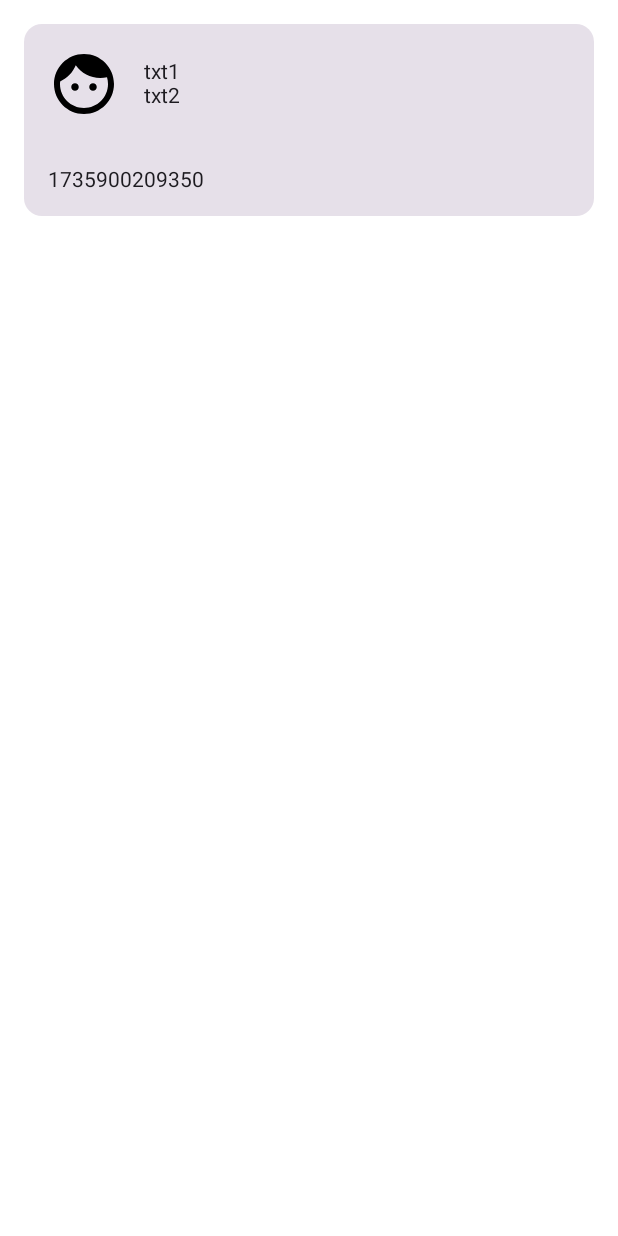
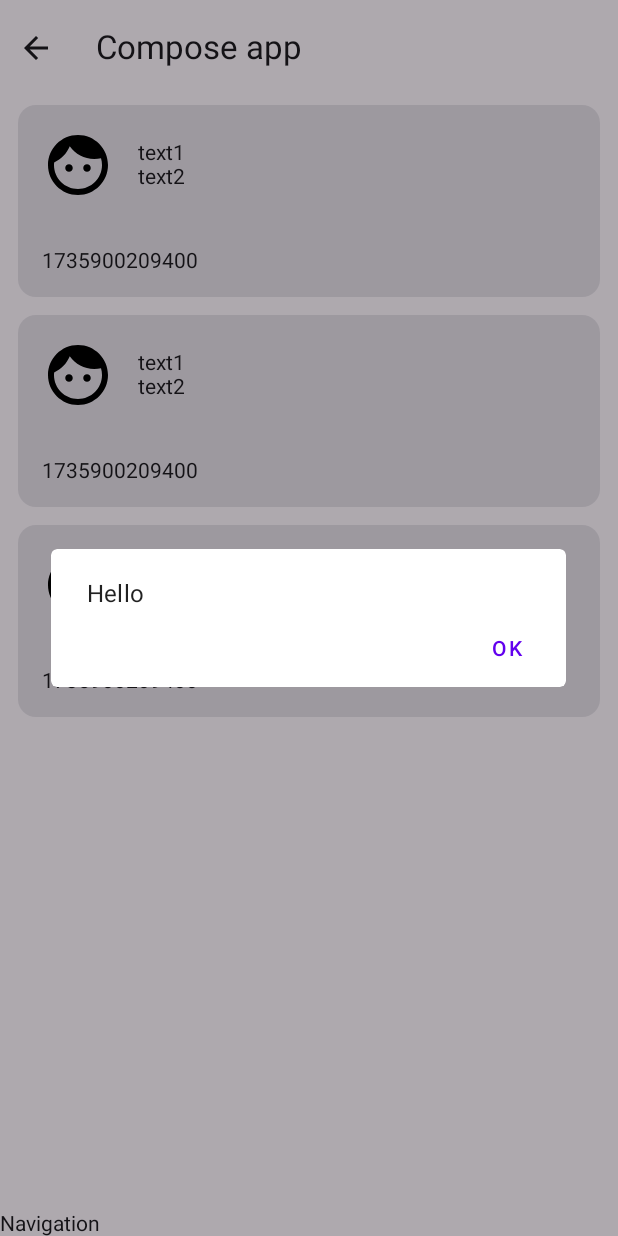
Before and after one commit to OlegQt/TestGl, an Android app built with Jetpack Compose: the screen it shows after launch (MainActivity), on a phone screen of 412 x 824 dp. Run offline under Robolectric (Android 15) with nearby library versions, the phone set to English and light mode, and no system bars.

Commit message:
Изменен дизайн: Главный вид содержит функцию Scaffold Новая разбивка по пакетам

```diff
--- a/app/src/main/java/com/testgl/presentation/activity/MainActivity.kt
+++ b/app/src/main/java/com/testgl/presentation/activity/MainActivity.kt
@@ -4,75 +4,39 @@ import android.os.Bundle
 import androidx.activity.ComponentActivity
 import androidx.activity.compose.setContent
 import androidx.activity.viewModels
-import androidx.compose.foundation.layout.Column
-import androidx.compose.foundation.layout.Row
-import androidx.compose.foundation.layout.fillMaxWidth
-import androidx.compose.foundation.layout.padding
-import androidx.compose.foundation.layout.size
-import androidx.compose.material.icons.Icons
-import androidx.compose.material.icons.filled.Face
-import androidx.compose.material3.Card
-import androidx.compose.material3.Icon
-import androidx.compose.material3.Text
-import androidx.compose.runtime.Composable
-import androidx.compose.runtime.collectAsState
-import androidx.compose.ui.Alignment
-import androidx.compose.ui.Modifier
-import androidx.compose.ui.graphics.Color
-import androidx.compose.ui.graphics.vector.ImageVector
-import androidx.compose.ui.unit.dp
+import androidx.lifecycle.Lifecycle
+import androidx.lifecycle.lifecycleScope
+import androidx.lifecycle.repeatOnLifecycle
+import com.google.android.material.dialog.MaterialAlertDialogBuilder
+import com.testgl.presentation.composable.RootView
+import com.testgl.presentation.viewmodels.MainViewModel
+import kotlinx.coroutines.launch
 
 class MainActivity : ComponentActivity() {
-    private val viewModel: MainViewModel by viewModels()
+    private val viewModel: MainViewModel? by viewModels()
 
     override fun onCreate(savedInstanceState: Bundle?) {
         super.onCreate(savedInstanceState)
-        setContent {
-            ShowDesign(viewModelParam = viewModel)
+
+        setContent { RootView(viewModelParam = viewModel) }
+
+        setUpObservation()
+    }
+
+    private fun setUpObservation() {
+        lifecycleScope.launch {
+            repeatOnLifecycle(Lifecycle.State.STARTED) {
+                viewModel?.observable?.observe(this@MainActivity) {
+                    showDialogWnd(it)
+                }
+            }
         }
     }
-}
 
-@Composable
-fun ShowDesign(viewModelParam: MainViewModel) {
-    val textData = viewModelParam.textData.collectAsState()
-    Column(
-        modifier = Modifier
-            .fillMaxWidth()
-            .padding(all = 16.dp)
-    ) {
-        CustomCard(Icons.Default.Face, "txt1", "txt2", textData.value)
+    private fun showDialogWnd(message: String) {
+        MaterialAlertDialogBuilder(this)
+            .setTitle(message)
+            .setPositiveButton("OK", null)
+            .show()
     }
 }
-
-@Composable
-fun CustomCard(icon: ImageVector, text1: String, text2: String, bottomText: String) {
-    Card(
-        onClick = { },
-        modifier = Modifier.fillMaxWidth()
-    ) {
-        Row(
-            verticalAlignment = Alignment.CenterVertically,
-            modifier = Modifier.padding(16.dp)
-        ) {
-            Icon(
-                imageVector = icon,
-                contentDescription = "Icon",
-                tint = Color.Black,
-                modifier = Modifier.size(48.dp)
-            )
-            Column(
-                modifier = Modifier.padding(start = 16.dp)
-            ) {
-                Text(text1)
-                Text(text2)
-            }
-        }
-        Text(
-            text = bottomText,
-            modifier = Modifier
-                .padding(16.dp)
-                .fillMaxWidth()
-        )
-    }
-}
--- /dev/null
+++ b/app/src/main/java/com/testgl/presentation/composable/ComposeFunctions.kt
@@ -0,0 +1,109 @@
+package com.testgl.presentation.composable
+
+import androidx.compose.foundation.layout.Column
+import androidx.compose.foundation.layout.Row
+import androidx.compose.foundation.layout.fillMaxWidth
+import androidx.compose.foundation.layout.padding
+import androidx.compose.foundation.layout.size
+import androidx.compose.material.icons.Icons
+import androidx.compose.material.icons.automirrored.filled.ArrowBack
+import androidx.compose.material.icons.filled.Face
+import androidx.compose.material3.Card
+import androidx.compose.material3.ExperimentalMaterial3Api
+import androidx.compose.material3.Icon
+import androidx.compose.material3.IconButton
+import androidx.compose.material3.Scaffold
+import androidx.compose.material3.Text
+import androidx.compose.material3.TopAppBar
+import androidx.compose.runtime.Composable
+import androidx.compose.runtime.collectAsState
+import androidx.compose.ui.Alignment
+import androidx.compose.ui.Modifier
+import androidx.compose.ui.graphics.Color
+import androidx.compose.ui.unit.dp
+import com.testgl.presentation.viewmodels.MainViewModel
+
+@Composable
+fun ShowDesign(viewModelParam: MainViewModel?, modifier: Modifier) {
+    Column(modifier.padding(horizontal = 12.dp)) {
+        CustomCard(viewModelParam, modifier)
+        CustomCard(viewModelParam, modifier)
+        CustomCard(viewModelParam, modifier)
+    }
+}
+
+@Composable
+fun CustomCard(viewModelParam: MainViewModel? = null, modifier: Modifier) {
+    val txt = viewModelParam?.textData?.collectAsState()
+
+    Card(
+        onClick = { },
+        modifier = Modifier
+            .fillMaxWidth()
+            .padding(vertical = 6.dp)
+    ) {
+        Row(
+            verticalAlignment = Alignment.CenterVertically,
+            modifier = Modifier.padding(16.dp)
+        ) {
+            Icon(
+                imageVector = Icons.Default.Face,
+                contentDescription = "Icon",
+                tint = Color.Black,
+                modifier = Modifier.size(48.dp)
+            )
+            Column(
+                modifier = Modifier.padding(start = 16.dp)
+            ) {
+                Text("text1")
+                Text("text2")
+            }
+        }
+        Text(
+            text = txt?.value.toString(),
+            modifier = Modifier
+                .padding(16.dp)
+                .fillMaxWidth()
+        )
+    }
+}
+
+
+@Composable
+fun RootView(viewModelParam: MainViewModel? = null) {
+    val top: @Composable () -> Unit = { ShowTopAppBar() }
+    val bottom: @Composable () -> Unit = { ShowNavBar() }
+    val center: @Composable () -> Unit = {}
+
+    Scaffold(
+        topBar = top,
+        bottomBar = bottom,
+    ) { innerPadding ->
+        ShowDesign(
+            viewModelParam,
+            Modifier
+                .fillMaxWidth()
+                .padding(innerPadding)
+        )
+    }
+}
+
+@OptIn(ExperimentalMaterial3Api::class)
+@Composable
+fun ShowTopAppBar(viewModelParam: MainViewModel? = null) {
+    Row(Modifier.fillMaxWidth()) {
+        IconButton({}, Modifier.align(Alignment.CenterVertically)) {
+            Icon(
+                imageVector = Icons.AutoMirrored.Default.ArrowBack,
+                contentDescription = "backToMain"
+            )
+        }
+        TopAppBar(title = { Text("Compose app") }, Modifier.fillMaxWidth())
+    }
+}
+
+@Composable
+fun ShowNavBar() {
+    Text("Navigation")
+
+}
--- a/app/src/main/java/com/testgl/presentation/activity/MainViewModel.kt
+++ b/app/src/main/java/com/testgl/presentation/viewmodels/MainViewModel.kt
@@ -1,5 +1,6 @@
-package com.testgl.presentation.activity
+package com.testgl.presentation.viewmodels
 
+import androidx.lifecycle.MutableLiveData
 import androidx.lifecycle.ViewModel
 import androidx.lifecycle.viewModelScope
 import kotlinx.coroutines.delay
@@ -8,6 +9,7 @@ import kotlinx.coroutines.launch
 
 class MainViewModel:ViewModel() {
     val textData = MutableStateFlow("Text")
+    val observable = MutableLiveData<String>()
 
     init {
         viewModelScope.launch {
@@ -16,5 +18,7 @@ class MainViewModel:ViewModel() {
                 textData.emit(System.currentTimeMillis().toString())
             }
         }
+
+        observable.postValue("Hello")
     }
 }
```
